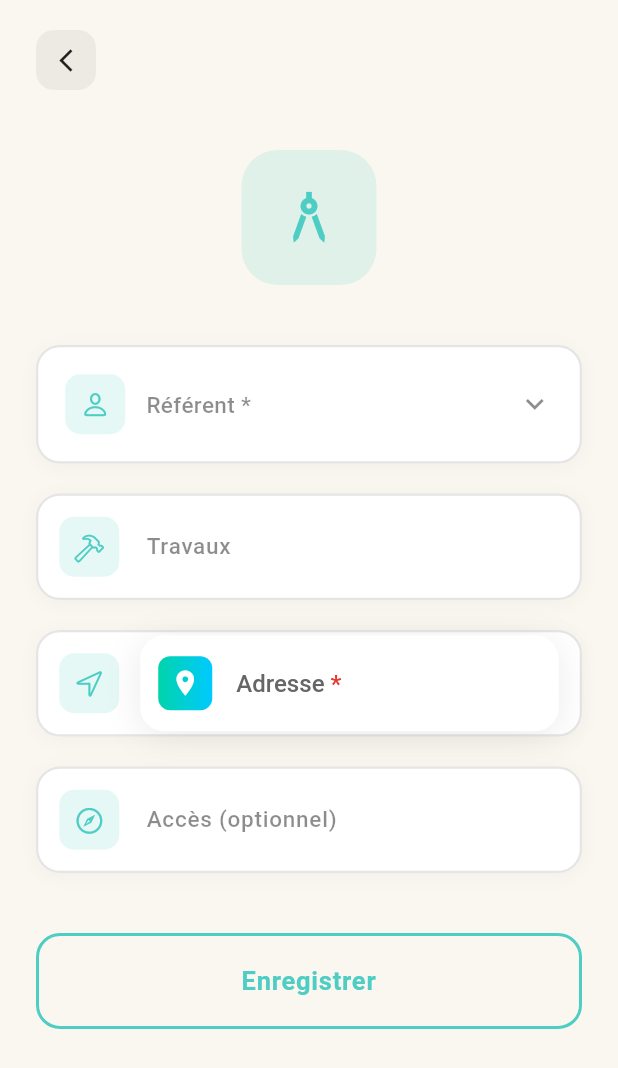
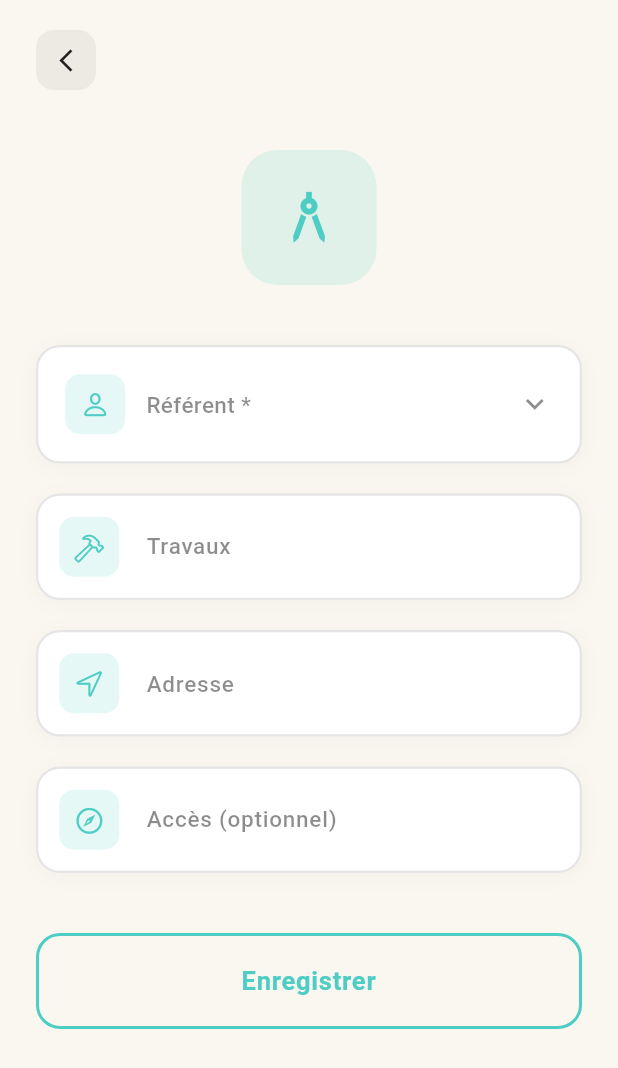
Before and after one commit to Robin1511/app_dane, a Flutter app: the HomeScreen screen opened directly, on a phone screen of 412 x 824 dp. Shown: the top 1068 px of the screen. Run offline on Flutter 3.47's test engine with Material 3 defaults, Android fonts, the phone set to English and light mode, and no system bars; our stand-ins replace app_links, file_picker, flutter_colorpicker, flutter_dotenv, flutter_svg, image_gallery_saver and 7 more; missing offline and left inert: adaptive_platform_ui, device_calendar, excel, mapbox_maps_flutter; accounts and stored records are empty.

Commit message:
miss one file

```diff
--- a/lib/widgets/address_field.dart
+++ b/lib/widgets/address_field.dart
@@ -40,24 +40,42 @@ class _AddressFieldState extends State<AddressField> {
   void _createOverlay() {
     _removeOverlay();
 
+    final RenderBox renderBox = context.findRenderObject() as RenderBox;
+    final containerWidth = renderBox.size.width + 82; // TextField + icône(68) + padding right(14)
+
     _overlayEntry = OverlayEntry(
       builder: (context) => Positioned(
-        width: MediaQuery.of(context).size.width - 40, // Largeur moins padding
+        width: containerWidth,
         child: CompositedTransformFollower(
           link: _layerLink,
           showWhenUnlinked: false,
-          offset: const Offset(0, 60), // Décalage sous le champ
+          offset: const Offset(-68, 58), // Décalage: -68px (icône), +58px (hauteur)
           child: Material(
-            elevation: 8,
-            borderRadius: BorderRadius.circular(12),
+            color: Colors.transparent,
+            elevation: 0,
+            borderRadius: BorderRadius.circular(16),
             child: Container(
-              constraints: const BoxConstraints(maxHeight: 200),
+              constraints: const BoxConstraints(maxHeight: 250),
               decoration: BoxDecoration(
-                color: widget.isDarkMode ? Colors.grey[800] : Colors.white,
-                borderRadius: BorderRadius.circular(12),
+                color: widget.isDarkMode
+                    ? const Color(0xFF2A2A2A)
+                    : Colors.white,
+                borderRadius: BorderRadius.circular(16),
                 border: Border.all(
-                  color: widget.isDarkMode ? Colors.grey[600]! : const Color(0xFFE9ECEF),
+                  color: widget.isDarkMode
+                      ? Colors.white.withOpacity(0.1)
+                      : Colors.black.withOpacity(0.1),
+                  width: 1.5,
                 ),
+                boxShadow: widget.isDarkMode
+                    ? []
+                    : [
+                        BoxShadow(
+                          color: Colors.black.withOpacity(0.1),
+                          blurRadius: 20,
+                          offset: const Offset(0, 8),
+                        ),
+                      ],
               ),
               child: ListView.builder(
                 shrinkWrap: true,
@@ -65,24 +83,7 @@ class _AddressFieldState extends State<AddressField> {
                 itemCount: _suggestions.length,
                 itemBuilder: (context, index) {
                   final suggestion = _suggestions[index];
-                   return Container(
-                     margin: const EdgeInsets.symmetric(horizontal: 8, vertical: 2),
-                     decoration: BoxDecoration(
-                       borderRadius: BorderRadius.circular(8),
-                     ),
-                     child: Material(
-                       color: Colors.transparent,
-                       child: InkWell(
-                         borderRadius: BorderRadius.circular(8),
-                         hoverColor: widget.isDarkMode
-                           ? Colors.white.withOpacity(0.08)
-                           : Colors.black.withOpacity(0.04),
-                         splashColor: widget.isDarkMode
-                           ? const Color(0xFF9C27B0).withOpacity(0.2)
-                           : const Color(0xFF00D4AA).withOpacity(0.2),
-                         highlightColor: widget.isDarkMode
-                           ? const Color(0xFF9C27B0).withOpacity(0.1)
-                           : const Color(0xFF00D4AA).withOpacity(0.1),
+                  return GestureDetector(
                     onTap: () {
                       widget.controller.text = suggestion.placeName;
                       _removeOverlay();
@@ -93,32 +94,41 @@ class _AddressFieldState extends State<AddressField> {
                         widget.onChanged!(suggestion.placeName);
                       }
                     },
-                         child: Padding(
-                           padding: const EdgeInsets.symmetric(horizontal: 16, vertical: 12),
+                    child: Container(
+                      margin: const EdgeInsets.symmetric(horizontal: 8, vertical: 2),
+                      padding: const EdgeInsets.symmetric(horizontal: 12, vertical: 14),
+                      decoration: BoxDecoration(
+                        color: Colors.transparent,
+                        borderRadius: BorderRadius.circular(10),
+                      ),
                       child: Row(
                         children: [
-                               Icon(
+                          Container(
+                            padding: const EdgeInsets.all(8),
+                            decoration: BoxDecoration(
+                              color: const Color(0xFF4ECDC4).withOpacity(0.15),
+                              borderRadius: BorderRadius.circular(8),
+                            ),
+                            child: const Icon(
                               Icons.location_on,
-                                 color: widget.isDarkMode
-                                   ? const Color(0xFF9C27B0)
-                                   : const Color(0xFF00D4AA),
-                                 size: 20,
+                              color: Color(0xFF4ECDC4),
+                              size: 16,
+                            ),
                           ),
                           const SizedBox(width: 12),
                           Expanded(
                             child: Text(
                               suggestion.placeName,
                               style: TextStyle(
-                                     color: widget.isDarkMode ? Colors.white : Colors.black,
+                                color: widget.isDarkMode ? Colors.white : Colors.black87,
                                 fontSize: 14,
                                 fontWeight: FontWeight.w500,
                               ),
                               overflow: TextOverflow.ellipsis,
+                              maxLines: 2,
                             ),
                           ),
                         ],
-                           ),
-                         ),
                       ),
                     ),
                   );
@@ -135,20 +145,25 @@ class _AddressFieldState extends State<AddressField> {
 
   void _onSearchChanged(String query) async {
     if (query.length < 3) {
+      if (_suggestions.isNotEmpty || _showSuggestions) {
         setState(() {
           _suggestions.clear();
           _showSuggestions = false;
         });
+      }
       _removeOverlay();
       return;
     }
 
+    if (!_isLoading) {
       setState(() {
         _isLoading = true;
       });
+    }
 
     try {
       final suggestions = await MapboxService.searchPlaces(query);
+      if (mounted) {
         setState(() {
           _suggestions = suggestions;
           _isLoading = false;
@@ -160,7 +175,9 @@ class _AddressFieldState extends State<AddressField> {
         } else {
           _removeOverlay();
         }
+      }
     } catch (e) {
+      if (mounted) {
         setState(() {
           _isLoading = false;
           _showSuggestions = false;
@@ -168,105 +185,34 @@ class _AddressFieldState extends State<AddressField> {
         _removeOverlay();
       }
     }
+  }
 
   @override
   Widget build(BuildContext context) {
     return CompositedTransformTarget(
       link: _layerLink,
-      child: Container(
-        decoration: BoxDecoration(
-          borderRadius: BorderRadius.circular(16),
-          boxShadow: [
-            BoxShadow(
-              color: Colors.black.withOpacity(0.08),
-              blurRadius: 20,
-              offset: const Offset(0, 4),
-            ),
-          ],
-        ),
+      child: Align(
+        alignment: Alignment.centerLeft,
         child: TextField(
           controller: widget.controller,
           style: TextStyle(
-            fontSize: 16,
+            fontSize: 15,
             fontWeight: FontWeight.w500,
-            color: widget.isDarkMode ? Colors.white : Colors.black,
+            height: 1.0,
+            color: widget.isDarkMode ? Colors.white : Colors.black87,
           ),
           decoration: InputDecoration(
-            label: RichText(
-              text: TextSpan(
-                children: [
-                  TextSpan(
-                    text: 'Adresse',
-                    style: TextStyle(
-                      color: widget.hasError
-                        ? Colors.red[600]
-                        : (widget.isDarkMode ? Colors.white70 : const Color(0xFF666666)),
+            hintText: 'Adresse',
+            hintStyle: TextStyle(
+              color: widget.isDarkMode ? Colors.white60 : Colors.black45,
               fontWeight: FontWeight.w500,
-                      fontSize: 16,
             ),
-                  ),
-                  TextSpan(
-                    text: ' *',
-                    style: TextStyle(
-                      color: Colors.red[600],
-                      fontWeight: FontWeight.bold,
-                      fontSize: 16,
-                    ),
-                  ),
-                ],
-              ),
-            ),
-            prefixIcon: Container(
-              margin: const EdgeInsets.all(12),
-              padding: const EdgeInsets.all(8),
-              decoration: BoxDecoration(
-                gradient: LinearGradient(
-                  colors: widget.hasError
-                    ? [Colors.red[400]!, Colors.red[600]!]
-                    : (widget.isDarkMode
-                      ? [const Color(0xFF9C27B0), const Color(0xFFE91E63)]
-                      : [const Color(0xFF00D4AA), const Color(0xFF00C9FF)]),
-                ),
-                borderRadius: BorderRadius.circular(8),
-              ),
-              child: const Icon(Icons.location_on, color: Colors.white, size: 20),
-            ),
-            suffixIcon: _isLoading
-              ? Container(
-                  margin: const EdgeInsets.all(12),
-                  width: 20,
-                  height: 20,
-                  child: CircularProgressIndicator(
-                    strokeWidth: 2,
-                    valueColor: AlwaysStoppedAnimation<Color>(
-                      widget.isDarkMode ? const Color(0xFF9C27B0) : const Color(0xFF00D4AA),
-                    ),
-                  ),
-                )
-              : null,
-            border: OutlineInputBorder(
-              borderRadius: BorderRadius.circular(16),
-              borderSide: BorderSide.none,
-            ),
-            enabledBorder: OutlineInputBorder(
-              borderRadius: BorderRadius.circular(16),
-              borderSide: BorderSide(
-                color: widget.hasError ? Colors.red : Colors.transparent,
-                width: widget.hasError ? 2 : 0,
-              ),
-            ),
-            focusedBorder: OutlineInputBorder(
-              borderRadius: BorderRadius.circular(16),
-              borderSide: BorderSide(
-                color: widget.hasError
-                  ? Colors.red
-                  : (widget.isDarkMode ? const Color(0xFF9C27B0) : const Color(0xFF00D4AA)),
-                width: 2
-              ),
-            ),
-            filled: true,
-            fillColor: widget.isDarkMode ? Colors.grey[800] : Colors.white,
-            contentPadding: const EdgeInsets.symmetric(horizontal: 20, vertical: 20),
+            filled: false,
+            border: InputBorder.none,
+            enabledBorder: InputBorder.none,
+            focusedBorder: InputBorder.none,
+            contentPadding: const EdgeInsets.symmetric(horizontal: 4, vertical: 0),
+            isDense: true,
           ),
           onChanged: (value) {
             _onSearchChanged(value);
```
Lines whose indentation alone changed are shown as unchanged.
